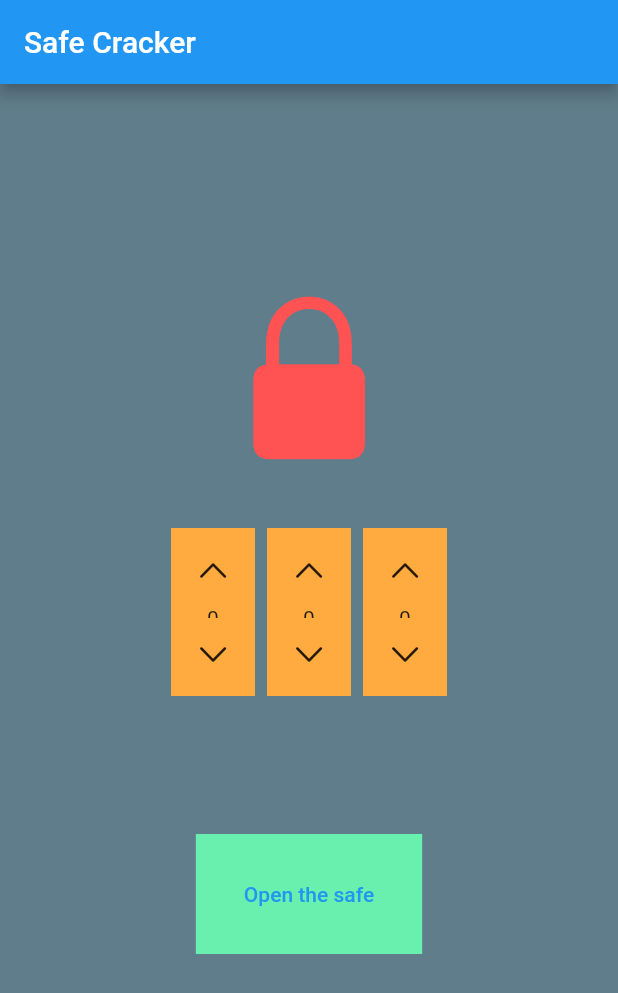
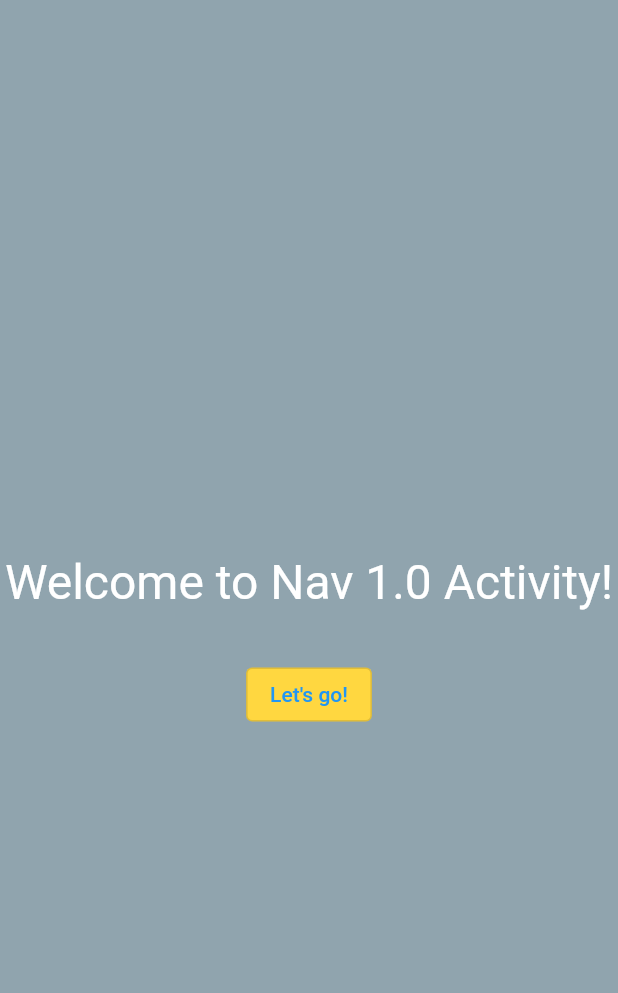
Before and after one commit to whitecarabao/GOMEZ_ELEC2B, a Flutter app: the screen it shows after launch, on a phone screen of 412 x 824 dp. Shown: the top 993 px of the screen. Run offline on Flutter 3.47's test engine with Material 2 defaults, Android fonts, the phone set to English and light mode, and no system bars.

Commit message:
Week 2 -  The adventure

```diff
--- a/lib/main.dart
+++ b/lib/main.dart
@@ -1,7 +1,7 @@
-import 'package:flutter/cupertino.dart';
+
+import 'package:elec2b_review/screens/start_screen.dart';
 import 'package:flutter/material.dart';
 
-import 'safe_cracker_widgets/safe_dial.dart';
 
 void main() {
   runApp(const MyApp());
@@ -17,199 +17,7 @@ class MyApp extends StatelessWidget {
       theme: ThemeData(
         primarySwatch: Colors.blue,
       ),
-      home: const SafeCrackerView(),
+      home: const StartScreen(),
     );
   }
 }
-
-class SafeCrackerView extends StatefulWidget {
-  const SafeCrackerView({Key? key}) : super(key: key);
-
-  @override
-  State<SafeCrackerView> createState() => _SafeCrackerViewState();
-}
-
-class _SafeCrackerViewState extends State<SafeCrackerView> {
-  List<int> values = [0, 0, 0];
-  String combination = "420";
-  String feedback = '';
-  bool isUnlocked = false;
-  @override
-  Widget build(BuildContext context) {
-    return Scaffold(
-      backgroundColor: Colors.blueGrey,
-      appBar: AppBar(
-        title: const Text(
-          "Safe Cracker",
-        ),
-      ),
-      body: Center(
-        child: Column(
-          mainAxisSize: MainAxisSize.min,
-          children: [
-            Icon(
-              isUnlocked
-                  ? CupertinoIcons.lock_open_fill
-                  : CupertinoIcons.lock_fill,
-              size: 128,
-              color: Colors.redAccent,
-            ),
-            Container(
-              margin: const EdgeInsets.symmetric(vertical: 32),
-              height: 120,
-              child:
-                  Row(mainAxisAlignment: MainAxisAlignment.center, children: [
-                for (int i = 0; i < values.length; i++)
-                  SafeDial(
-                    startingValue: values[i],
-                    onIncrement: () {
-                      setState(() {
-                        values[i]++;
-                      });
-                    },
-                    onDecrement: () {
-                      setState(() {
-                        values[i]--;
-                      });
-                    },
-                  ),
-              ]),
-            ),
-            if (feedback.isNotEmpty) Text(feedback),
-            Container(
-              margin: const EdgeInsets.symmetric(vertical: 48),
-              child: TextButton(
-                onPressed: unlockSafe,
-                child: Container(
-                  padding: const EdgeInsets.all(32),
-                  color: Colors.greenAccent,
-                  child: const Text("Open the safe"),
-                ),
-              ),
-            ),
-          ],
-        ),
-      ),
-    );
-  }
-
-  unlockSafe() {
-    if (checkCombination()) {
-      setState(() {
-        isUnlocked = true;
-        feedback = "You unlocked the safe!";
-      });
-    }
-    else {
-       setState(() {
-        isUnlocked = false;
-        feedback = "Wrong combination, try again!";
-      });
-    }
-  }
-
-  bool checkCombination() {
-    String theCurrentValue = convertValuesToComparableString(values);
-    bool isUnlocked = (theCurrentValue == combination);
-    return isUnlocked;
-  }
-
-  String convertValuesToComparableString(List<int> val) {
-    String temp = "";
-    for (int v in val) {
-      temp += "$v";
-    }
-    return temp;
-  }
-
-  int sumOfAllValues(List<int> list) {
-    int temp = 0;
-    for (int i = 0; i < list.length; i++) {
-      temp += list[i];
-    }
-    // for (int number in list) {
-    //   temp += number;
-    // }
-    return temp;
-  }
-}
-
-class NumberHolder extends StatelessWidget {
-  final dynamic content;
-  const NumberHolder({Key? key, this.content}) : super(key: key);
-  @override
-  Widget build(BuildContext context) {
-    return Container(
-        margin: const EdgeInsets.symmetric(vertical: 8),
-        padding: const EdgeInsets.all(4),
-        constraints: const BoxConstraints(minHeight: 60),
-        width: double.infinity,
-        color: Colors.orangeAccent,
-        child: Center(
-          child: Text(
-            "$content",
-            textAlign: TextAlign.center,
-          ),
-        ));
-  }
-}
-
-class IncrementalNumberHolder extends StatefulWidget {
-  final Function(int) onUpdate;
-  final int startingValue;
-  const IncrementalNumberHolder(
-      {Key? key, this.startingValue = 0, required this.onUpdate})
-      : super(key: key);
-
-  @override
-  State<IncrementalNumberHolder> createState() =>
-      _IncrementalNumberHolderState();
-}
-
-class _IncrementalNumberHolderState extends State<IncrementalNumberHolder> {
-  @override
-  void initState() {
-    currentValue = widget.startingValue;
-    super.initState();
-  }
-
-  late int currentValue;
-
-  @override
-  Widget build(BuildContext context) {
-    return Container(
-        margin: const EdgeInsets.symmetric(vertical: 8),
-        padding: const EdgeInsets.all(4),
-        width: double.infinity,
-        color: Colors.orangeAccent,
-        constraints: const BoxConstraints(minHeight: 60),
-        child: Row(
-          children: [
-            IconButton(
-              onPressed: () {
-                setState(() {
-                  currentValue--;
-                });
-                widget.onUpdate(currentValue);
-              },
-              icon: const Icon(Icons.chevron_left),
-            ),
-            Expanded(
-              child: Text(
-                "$currentValue",
-                textAlign: TextAlign.center,
-              ),
-            ),
-            IconButton(
-              onPressed: () {
-                setState(() {
-                  currentValue++;
-                });
-                widget.onUpdate(currentValue);
-              },
-              icon: const Icon(Icons.chevron_right),
-            ),
-          ],
-        ));
-  }
-}
--- /dev/null
+++ b/lib/screens/start_screen.dart
@@ -0,0 +1,47 @@
+import 'package:elec2b_review/screens/locked_door_screen.dart';
+import 'package:flutter/material.dart';
+
+class StartScreen extends StatelessWidget {
+  const StartScreen({Key? key}) : super(key: key);
+
+  @override
+  Widget build(BuildContext context) {
+    //a Scaffold serves as a screen skeleton, allowing you to add drawers, appbars and more
+    return Scaffold(
+      //a SafeArea widget automatically compensates for device statusbars, controls, etc on both ios/android
+      backgroundColor: Colors.blueGrey[300],
+      body: SafeArea(
+        child: Center(
+          child: Column(
+            crossAxisAlignment: CrossAxisAlignment.center,
+            mainAxisAlignment: MainAxisAlignment.center,
+            children: [
+              Container(
+                  margin: const EdgeInsets.symmetric(vertical: 32),
+                  child: const Text(
+                    "Welcome to Nav 1.0 Activity!",
+                    textAlign: TextAlign.center,
+                    style: TextStyle(
+                      fontSize: 32,
+                      color: Colors.white,
+                    ),
+                  )),
+              OutlinedButton(
+                  style: ButtonStyle(
+                      backgroundColor:
+                          MaterialStateProperty.all(Colors.amberAccent)),
+                  onPressed: () {
+                    Navigator.of(context).push(
+                      MaterialPageRoute(
+                        builder: (context) => const LockedDoorScreen(),
+                      ),
+                    );
+                  },
+                  child: const Text("Let's go!"))
+            ],
+          ),
+        ),
+      ),
+    );
+  }
+}
```
Also changed, not shown: lib/screens/door_unlock_screen.dart (added, +205 -0 lines), lib/screens/final_screen.dart (added, +44 -0 lines), lib/screens/locked_door_screen.dart (added, +73 -0 lines), lib/screens/unlocked_door_screen.dart (added, +108 -0 lines), lib/widgets/doors/locked_door.dart (added, +10 -0 lines), lib/widgets/doors/unlocked_door.dart (added, +10 -0 lines), pubspec.yaml (+3 -4 lines), assets/images/door_closed.png (added), assets/images/door_opened.png (added), assets/images/outdoors.jpg (added).
